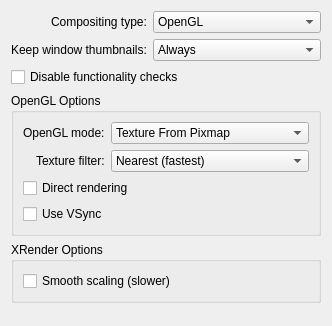
The window that kcmkwin/kwincompositing/advanced.ui (KDE/kwin) describes before a commit, drawn with Qt 5.
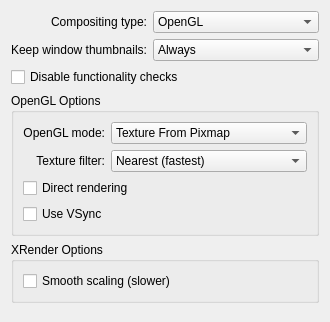
The same window after the commit.

Commit message: Use grid layouts instead of form layouts.

What changed in the file:
```diff
--- a/kcmkwin/kwincompositing/advanced.ui
+++ b/kcmkwin/kwincompositing/advanced.ui
@@ -5,101 +5,31 @@
    <rect>
     <x>0</x>
     <y>0</y>
-    <width>332</width>
-    <height>326</height>
+    <width>330</width>
+    <height>322</height>
    </rect>
   </property>
-  <layout class="QVBoxLayout" name="verticalLayout" >
-   <item>
-    <layout class="QFormLayout" name="formLayout" >
-     <property name="fieldGrowthPolicy" >
-      <enum>QFormLayout::AllNonFixedFieldsGrow</enum>
-     </property>
-     <property name="labelAlignment" >
-      <set>Qt::AlignRight|Qt::AlignTrailing|Qt::AlignVCenter</set>
-     </property>
-     <item row="0" column="0" >
-      <widget class="QLabel" name="label_2" >
-       <property name="text" >
-        <string>Compositing type:</string>
-       </property>
-       <property name="buddy" >
-        <cstring>compositingType</cstring>
-       </property>
-      </widget>
-     </item>
-     <item row="0" column="1" >
-      <widget class="QComboBox" name="compositingType" >
-       <item>
-        <property name="text" >
-         <string>OpenGL</string>
-        </property>
-       </item>
-       <item>
-        <property name="text" >
-         <string>XRender</string>
-        </property>
-       </item>
-      </widget>
-     </item>
-     <item row="1" column="0" >
-      <widget class="QLabel" name="label_4" >
-       <property name="text" >
-        <string>Keep window thumbnails:</string>
-       </property>
-       <property name="buddy" >
-        <cstring>windowThumbnails</cstring>
-       </property>
-      </widget>
-     </item>
-     <item row="1" column="1" >
-      <widget class="QComboBox" name="windowThumbnails" >
-       <item>
-        <property name="text" >
-         <string>Always</string>
-        </property>
-       </item>
-       <item>
-        <property name="text" >
-         <string>Only for shown windows</string>
-        </property>
-       </item>
-       <item>
-        <property name="text" >
-         <string>Never</string>
-        </property>
-       </item>
-      </widget>
-     </item>
-    </layout>
-   </item>
-   <item>
-    <widget class="QCheckBox" name="disableChecks" >
-     <property name="whatsThis" >
-      <string>Enabling this option allows compositing to be activated even if some of the internal checks fail. Doing so may make the whole desktop unusable and its use is not recommened. Use only if KWin refuses to activate compositing on a system that should be capable of compositing.
-</string>
-     </property>
-     <property name="text" >
-      <string>Disable functionality checks</string>
-     </property>
-    </widget>
-   </item>
-   <item>
+  <layout class="QGridLayout" name="gridLayout" >
+   <item row="4" column="0" colspan="2" >
     <widget class="QGroupBox" name="glGroup" >
      <property name="title" >
       <string>OpenGL Options</string>
      </property>
-     <layout class="QVBoxLayout" >
-      <item>
-       <layout class="QFormLayout" name="formLayout_2" >
-        <property name="labelAlignment" >
-         <set>Qt::AlignRight|Qt::AlignTrailing|Qt::AlignVCenter</set>
-        </property>
+     <layout class="QGridLayout" name="gridLayout_2" >
         <item row="0" column="0" >
          <widget class="QLabel" name="label" >
+        <property name="sizePolicy" >
+         <sizepolicy vsizetype="Preferred" hsizetype="Preferred" >
+          <horstretch>0</horstretch>
+          <verstretch>0</verstretch>
+         </sizepolicy>
+        </property>
           <property name="text" >
            <string>OpenGL mode:</string>
           </property>
+        <property name="alignment" >
+         <set>Qt::AlignRight|Qt::AlignTrailing|Qt::AlignVCenter</set>
+        </property>
           <property name="buddy" >
            <cstring>glMode</cstring>
           </property>
@@ -107,6 +37,12 @@
         </item>
         <item row="0" column="1" >
          <widget class="QComboBox" name="glMode" >
+        <property name="sizePolicy" >
+         <sizepolicy vsizetype="Fixed" hsizetype="Preferred" >
+          <horstretch>1</horstretch>
+          <verstretch>0</verstretch>
+         </sizepolicy>
+        </property>
           <item>
            <property name="text" >
             <string>Texture From Pixmap</string>
@@ -126,9 +62,18 @@
         </item>
         <item row="1" column="0" >
          <widget class="QLabel" name="label_3" >
+        <property name="sizePolicy" >
+         <sizepolicy vsizetype="Preferred" hsizetype="Preferred" >
+          <horstretch>0</horstretch>
+          <verstretch>0</verstretch>
+         </sizepolicy>
+        </property>
           <property name="text" >
            <string>Texture filter:</string>
           </property>
+        <property name="alignment" >
+         <set>Qt::AlignRight|Qt::AlignTrailing|Qt::AlignVCenter</set>
+        </property>
           <property name="buddy" >
            <cstring>glTextureFilter</cstring>
           </property>
@@ -136,6 +81,12 @@
         </item>
         <item row="1" column="1" >
          <widget class="QComboBox" name="glTextureFilter" >
+        <property name="sizePolicy" >
+         <sizepolicy vsizetype="Fixed" hsizetype="Preferred" >
+          <horstretch>1</horstretch>
+          <verstretch>0</verstretch>
+         </sizepolicy>
+        </property>
           <item>
            <property name="text" >
             <string>Nearest (fastest)</string>
@@ -153,16 +104,14 @@
           </item>
          </widget>
         </item>
-       </layout>
-      </item>
-      <item>
+      <item row="2" column="0" colspan="2" >
        <widget class="QCheckBox" name="glDirect" >
         <property name="text" >
          <string>Direct rendering</string>
         </property>
        </widget>
       </item>
-      <item>
+      <item row="3" column="0" colspan="2" >
        <widget class="QCheckBox" name="glVSync" >
         <property name="text" >
          <string>Use VSync</string>
@@ -172,13 +121,13 @@
      </layout>
     </widget>
    </item>
-   <item>
+   <item row="5" column="0" colspan="2" >
     <widget class="QGroupBox" name="xrenderGroup" >
      <property name="title" >
       <string>XRender Options</string>
      </property>
-     <layout class="QVBoxLayout" >
-      <item>
+     <layout class="QGridLayout" name="gridLayout_3" >
+      <item row="0" column="0" >
        <widget class="QCheckBox" name="xrenderSmoothScale" >
         <property name="text" >
          <string>Smooth scaling (slower)</string>
@@ -188,7 +137,7 @@
      </layout>
     </widget>
    </item>
-   <item>
+   <item row="6" column="0" colspan="2" >
     <spacer name="verticalSpacer" >
      <property name="orientation" >
       <enum>Qt::Vertical</enum>
@@ -201,6 +150,100 @@
      </property>
     </spacer>
    </item>
+   <item row="0" column="0" >
+    <widget class="QLabel" name="label_2" >
+     <property name="sizePolicy" >
+      <sizepolicy vsizetype="Preferred" hsizetype="Preferred" >
+       <horstretch>0</horstretch>
+       <verstretch>0</verstretch>
+      </sizepolicy>
+     </property>
+     <property name="text" >
+      <string>Compositing type:</string>
+     </property>
+     <property name="alignment" >
+      <set>Qt::AlignRight|Qt::AlignTrailing|Qt::AlignVCenter</set>
+     </property>
+     <property name="buddy" >
+      <cstring>compositingType</cstring>
+     </property>
+    </widget>
+   </item>
+   <item row="0" column="1" >
+    <widget class="QComboBox" name="compositingType" >
+     <property name="sizePolicy" >
+      <sizepolicy vsizetype="Fixed" hsizetype="Preferred" >
+       <horstretch>1</horstretch>
+       <verstretch>0</verstretch>
+      </sizepolicy>
+     </property>
+     <item>
+      <property name="text" >
+       <string>OpenGL</string>
+      </property>
+     </item>
+     <item>
+      <property name="text" >
+       <string>XRender</string>
+      </property>
+     </item>
+    </widget>
+   </item>
+   <item row="1" column="0" >
+    <widget class="QLabel" name="label_4" >
+     <property name="sizePolicy" >
+      <sizepolicy vsizetype="Preferred" hsizetype="Preferred" >
+       <horstretch>0</horstretch>
+       <verstretch>0</verstretch>
+      </sizepolicy>
+     </property>
+     <property name="text" >
+      <string>Keep window thumbnails:</string>
+     </property>
+     <property name="alignment" >
+      <set>Qt::AlignRight|Qt::AlignTrailing|Qt::AlignVCenter</set>
+     </property>
+     <property name="buddy" >
+      <cstring>windowThumbnails</cstring>
+     </property>
+    </widget>
+   </item>
+   <item row="1" column="1" >
+    <widget class="QComboBox" name="windowThumbnails" >
+     <property name="sizePolicy" >
+      <sizepolicy vsizetype="Fixed" hsizetype="Preferred" >
+       <horstretch>1</horstretch>
+       <verstretch>0</verstretch>
+      </sizepolicy>
+     </property>
+     <item>
+      <property name="text" >
+       <string>Always</string>
+      </property>
+     </item>
+     <item>
+      <property name="text" >
+       <string>Only for shown windows</string>
+      </property>
+     </item>
+     <item>
+      <property name="text" >
+       <string>Never</string>
+      </property>
+     </item>
+    </widget>
+   </item>
+   <item row="2" column="0" colspan="2" >
+    <widget class="QCheckBox" name="disableChecks" >
+     <property name="whatsThis" >
+      <string>Enabling this option allows compositing to be activated even if some of the internal checks fail. Doing so may make the whole desktop unusable and its use is not recommened. Use only if KWin refuses to activate compositing on a system that should be capable of compositing.
+</string>
+     </property>
+     <property name="text" >
+      <string>Disable functionality checks</string>
+     </property>
+    </widget>
+   </item>
   </layout>
   <zorder>glGroup</zorder>
   <zorder>xrenderGroup</zorder>
```
Left out of the diff: 9 changed lines with no effect on the pictures. Lines whose indentation alone changed are shown as unchanged. The commit also changes 15 other files.
